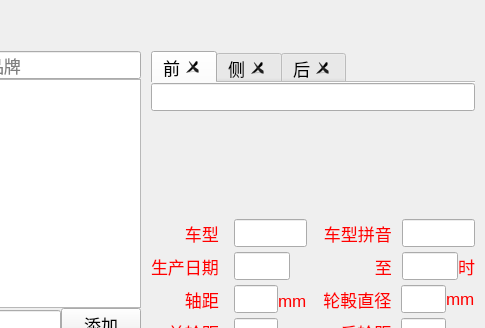
Qt form projects/lishi-db-tool/mainwindow.ui (oudream/lishi) before a commit; both pictures show x 518 to 1003 and y 0 to 328 of the 1003 by 675 pixel window.
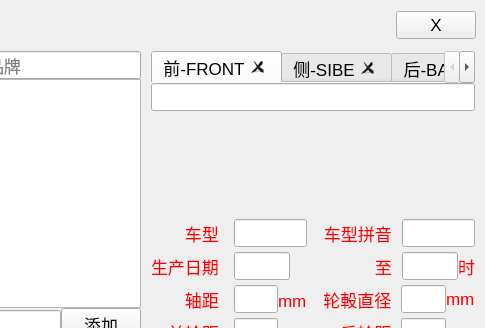
The same form after that commit.

Patch:
```diff
--- a/projects/lishi-db-tool/mainwindow.ui
+++ b/projects/lishi-db-tool/mainwindow.ui
@@ -65,6 +65,13 @@
          </property>
         </spacer>
        </item>
+       <item>
+        <widget class="QPushButton" name="closeBn">
+         <property name="text">
+          <string>X</string>
+         </property>
+        </widget>
+       </item>
       </layout>
      </widget>
     </item>
@@ -215,7 +222,7 @@
               </property>
               <widget class="QWidget" name="tab">
                <attribute name="title">
-                <string>前</string>
+                <string>前-FRONT</string>
                </attribute>
                <layout class="QGridLayout" name="gridLayout">
                 <property name="leftMargin">
@@ -253,7 +260,7 @@
               </widget>
               <widget class="QWidget" name="tab_2">
                <attribute name="title">
-                <string>侧</string>
+                <string>侧-SIBE</string>
                </attribute>
                <layout class="QGridLayout" name="gridLayout_3">
                 <property name="leftMargin">
@@ -285,7 +292,7 @@
               </widget>
               <widget class="QWidget" name="tab_3">
                <attribute name="title">
-                <string>后</string>
+                <string>后-BACK</string>
                </attribute>
                <layout class="QGridLayout" name="gridLayout_4">
                 <property name="leftMargin">
```
